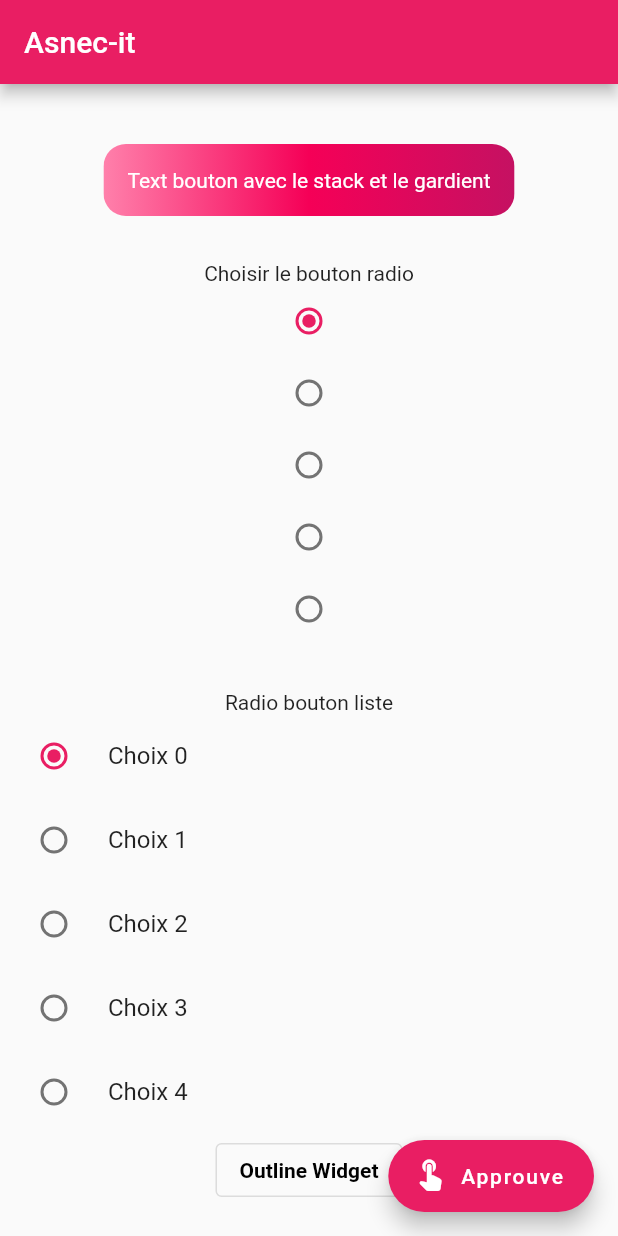
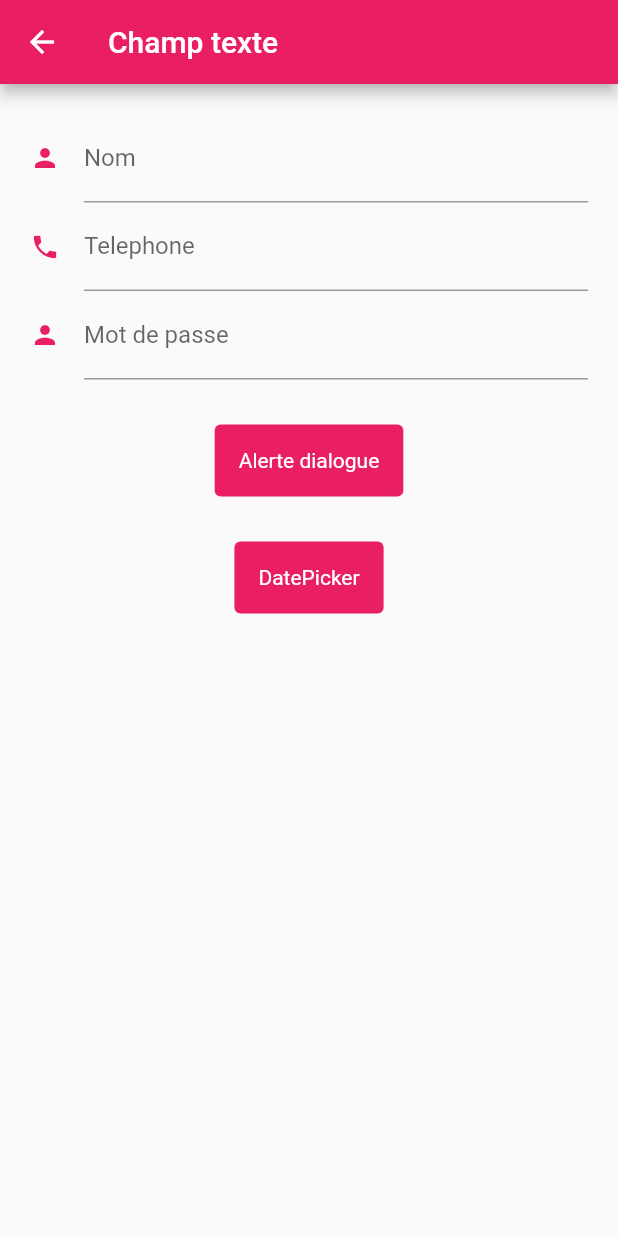
Before and after one commit to DevProsper/formationflutter, a Flutter app: the screen it shows after launch, after a tap on "Text bouton avec le stack et le gardient", on a phone screen of 412 x 824 dp. Run offline on Flutter 3.47's test engine with Material 2 defaults, Android fonts, the phone set to English and light mode, and no system bars.

Commit message:
Amandement des éléments

```diff
--- /dev/null
+++ b/lib/widgets/pages/champsdetexte.dart
@@ -0,0 +1,146 @@
+import 'package:flutter/material.dart';
+import 'dart:async';
+class MonChampText extends StatefulWidget {
+  const MonChampText({Key? key, required this.title}) : super(key: key);
+  final String title;
+
+  @override
+  State<MonChampText> createState() => _MonChampTextState();
+}
+
+class _MonChampTextState extends State<MonChampText> {
+
+  //Récupère les données du dataPicker
+  String _val = "";
+
+  Future _selectfulldate() async {
+    DateTime? picker = await showDatePicker(context: context,
+        initialDate: DateTime.now(),
+        firstDate: DateTime(2018),
+        lastDate: DateTime(2030),
+    );
+
+    if(picker != null){
+      setState(() {
+        _val = picker.toString();
+      });
+    }
+  }
+
+  @override
+  Widget build(BuildContext context) {
+    return Scaffold(
+      appBar: AppBar(
+        title: Text("Champ texte"),
+      ),
+      body: SingleChildScrollView(
+        padding: const EdgeInsets.all(20.0),
+          child: Column(
+            mainAxisAlignment: MainAxisAlignment.start,
+            children: <Widget> [
+
+              TextField(
+                decoration: InputDecoration(
+                  labelText: "Nom",
+                  hintText: "Entrez votre nom :",
+                  icon: Icon(Icons.person, color: Colors.pink,size: 20,),
+                ),
+                keyboardType: TextInputType.text,
+              ),
+
+              TextField(
+                decoration: InputDecoration(
+                  labelText: "Telephone",
+                  hintText: "Entrez votre numero de tel :",
+                  icon: Icon(Icons.phone, color: Colors.pink,size: 20,),
+                ),
+                keyboardType: TextInputType.number,
+              ),
+
+              TextField(
+                decoration: InputDecoration(
+                  labelText: "Mot de passe",
+                  hintText: "Entrez votre mot de passe :",
+                  icon: Icon(Icons.person, color: Colors.pink,size: 20,),
+                ),
+                keyboardType: TextInputType.text,
+                scrollPadding: const EdgeInsets.all(20.0),
+                obscureText: true,
+              ),
+
+              const SizedBox(height: 30),
+              TextButton(
+                style: TextButton.styleFrom(
+                  padding: const EdgeInsets.all(16.0),
+                  primary: Colors.white,
+                  backgroundColor: Colors.pink,
+                  textStyle: const TextStyle(fontSize: 14),
+                ),
+                onPressed: () {
+                  _showMyDialog();
+                },
+                child: const Text('Alerte dialogue'),
+              ),
+
+              const SizedBox(height: 30),
+              TextButton(
+                style: TextButton.styleFrom(
+                  padding: const EdgeInsets.all(16.0),
+                  primary: Colors.white,
+                  backgroundColor: Colors.pink,
+                  textStyle: const TextStyle(fontSize: 14),
+                ),
+                onPressed: () {
+                  _selectfulldate();
+                },
+                child: const Text('DatePicker'),
+              ),
+              const SizedBox(height: 30),
+              Text('$_val ', style: TextStyle(color: Colors.pink, fontWeight: FontWeight.bold,), )
+
+            ],
+          ),
+      ),
+    );
+  }
+
+  Future<void> _showMyDialog() async {
+    return showDialog<void>(
+      context: context,
+      barrierDismissible: true, // user must tap button!
+      builder: (BuildContext context) {
+        return AlertDialog(
+          title: const Text('Titre de la boite de dialogue'),
+          content: SingleChildScrollView(
+            child: ListBody(
+              children: const <Widget>[
+                Text('This is a demo alert dialog.'),
+                Text('Would you like to approve of this message?'),
+              ],
+            ),
+          ),
+          actions: <Widget>[
+            TextButton(
+              child: const Text('Annuler'),
+              onPressed: () {
+                setState(() {
+                  print("Annuler...");
+                });
+              },
+            ),
+
+            TextButton(
+              child: const Text('Soumettre'),
+              onPressed: () {
+                setState(() {
+                  print("Sous mettre...");
+                });
+              },
+            ),
+          ],
+        );
+      },
+    );
+  }
+  //
+}
--- a/lib/widgets/pages/homepage.dart
+++ b/lib/widgets/pages/homepage.dart
@@ -1,4 +1,6 @@
 import 'package:flutter/material.dart';
+import 'package:tppratique/widgets/pages/champsdetexte.dart';
+import 'package:tppratique/widgets/pages/monstack.dart';
 
 class MyHomePage extends StatefulWidget {
   const MyHomePage({Key? key, required this.title}) : super(key: key);
@@ -10,18 +12,51 @@ class MyHomePage extends StatefulWidget {
 
 class _MyHomePageState extends State<MyHomePage> {
 
-  int value1 = 0;
-  int value2 = 0;
+  //Variable initalisé à zéro pour la radio bouton
+  int value1Check1 = 0;
+  int value1Check2 = 0;
 
-   void change1(val1){
+  //Variable initalisé à zéro pour la Check box
+  bool valueRadio1 = false;
+  bool valueRadio2 = false;
+
+  //Variable initalisé à zéro pour le switch
+  bool valueSwitch1 = false;
+  bool valueSwitch2 = false;
+
+  double valueSlider = 0.0;
+
+  //Cette fonction retourne l'élément selectioné du Slider
+  void changeSlider(val1){
     setState(() {
-       value1 = val1;
+      valueSlider = val1;
     });
   }
 
-   change2(val2){
+  //Cette fonction retourne l'élément selectioné du premier radio bouton
+  void changeSwitch1(val1){
     setState(() {
-      value2 = val2;
+      valueSwitch1 = val1;
+    });
+  }
+
+  //Cette fonction retourne l'élément selectioné du premier radio bouton
+   void changeSwitch2(val2){
+    setState(() {
+      valueSwitch2 = val2;
+    });
+  }
+
+  //Cette fonction retourne l'élément selectioné du deuxième radio bouton
+   void changeRadio2(val2){
+    setState(() {
+      value1Check2 = val2;
+    });
+  }
+
+  void changeRadio1(val1){
+    setState(() {
+      valueRadio1 = val1;
     });
   }
 
@@ -30,20 +65,20 @@ class _MyHomePageState extends State<MyHomePage> {
     List <Widget> buttonRadio = [];
     for(int i=0; i<5; i++){
       buttonRadio.add(Radio(
-          value: i, groupValue: value1, onChanged: change1
+          value: i, groupValue: value1Check1, onChanged: changeRadio1
       ));
     }
     Column column = Column(children: buttonRadio,);
     return column;
   }
 
-  //Deuxième bouton radio avec libelle
+  //Deuxième bouton radio avec le libelle : Choix
   Widget buttonRadioList(){
     List <Widget> buttonRadioList = [];
     for(int i=0; i<5; i++){
       buttonRadioList.add(RadioListTile(
 
-          value: i, groupValue: value2, onChanged: change2,
+          value: i, groupValue: value1Check2, onChanged: changeRadio2,
           activeColor: Colors.pink,
           controlAffinity: ListTileControlAffinity.platform,
           title: Text("Choix $i"),
@@ -53,6 +88,20 @@ class _MyHomePageState extends State<MyHomePage> {
     return column;
   }
 
+  //Cette fonction retourne l'élément selectioné de la première CheckBox
+  void changeCheckbox(value1){
+     setState(() {
+       valueRadio1 = value1;
+     });
+  }
+
+  //Cette fonction retourne l'élément selectioné de la deuxième CheckBox
+  void changeCheckbox2(value2){
+    setState(() {
+      valueRadio2 = value2;
+    });
+  }
+
   @override
   Widget build(BuildContext context) {
     return Scaffold(
@@ -60,7 +109,7 @@ class _MyHomePageState extends State<MyHomePage> {
         title: const Text("Asnec-it"),
       ),
       body: SingleChildScrollView(
-          padding: const EdgeInsets.only(top: 10),
+          padding: const EdgeInsets.only(top: 10, bottom: 50),
           child: Container(
 
             //--------------------- Exercice TextButton avec le stack et le gardient-----------------
@@ -93,7 +142,10 @@ class _MyHomePageState extends State<MyHomePage> {
                           primary: Colors.white,
                           textStyle: const TextStyle(fontSize: 14),
                         ),
-                        onPressed: () {},
+                        onPressed: () {
+                          Navigator.push(context,
+                              MaterialPageRoute(builder: (context) => MonChampText(title: "Champs de TextField")));
+                        },
                         child: const Text('Text bouton avec le stack et le gardient'),
                       ),
                     ],
@@ -122,7 +174,37 @@ class _MyHomePageState extends State<MyHomePage> {
                       ),
                     ),
                   ),
-                )
+                ),
+
+                const SizedBox(height: 30),
+                const Text("Bienvenu", style: TextStyle(
+                    color: Colors.black,
+                    fontSize: 14
+                ),),
+                Checkbox(value: valueRadio1, onChanged: changeCheckbox),
+
+                CheckboxListTile(
+                    value: valueRadio2,
+                    onChanged: changeCheckbox2,
+                    title: const Text("Liste checkbox"),
+                    subtitle: const Text("sous titre"),
+                    controlAffinity: ListTileControlAffinity.trailing,
+                ),
+
+                const SizedBox(height: 30),
+                Switch(value: valueSwitch1, onChanged: changeSwitch1),
+                const SizedBox(height: 30),
+                SwitchListTile(
+                    value: valueSwitch2,
+                    onChanged: changeSwitch2,
+                    activeColor: Colors.lightGreen,
+                    title: const Text("Valider l'interupteur"),
+                ),
+
+                const SizedBox(height: 30),
+                Text('Le curseur actuel est de ${(valueSlider*100).round()}',),
+                Slider(value: valueSlider, onChanged: changeSlider)
+
 
               ],
             ),
@@ -136,7 +218,9 @@ class _MyHomePageState extends State<MyHomePage> {
       //---------------------- Exercice Floating Action---------------------------
       floatingActionButton: FloatingActionButton.extended(
         onPressed: () {
-          // Add your onPressed code here!
+          Navigator.push(context,
+              MaterialPageRoute(builder: (context)
+              => const MonStack(title: "Page de stack")));
         },
         label: const Text("Approuve"),
         icon: const Icon(Icons.touch_app_rounded),
```
Also changed, not shown: lib/widgets/pages/monstack.dart (added, +44 -0 lines).
